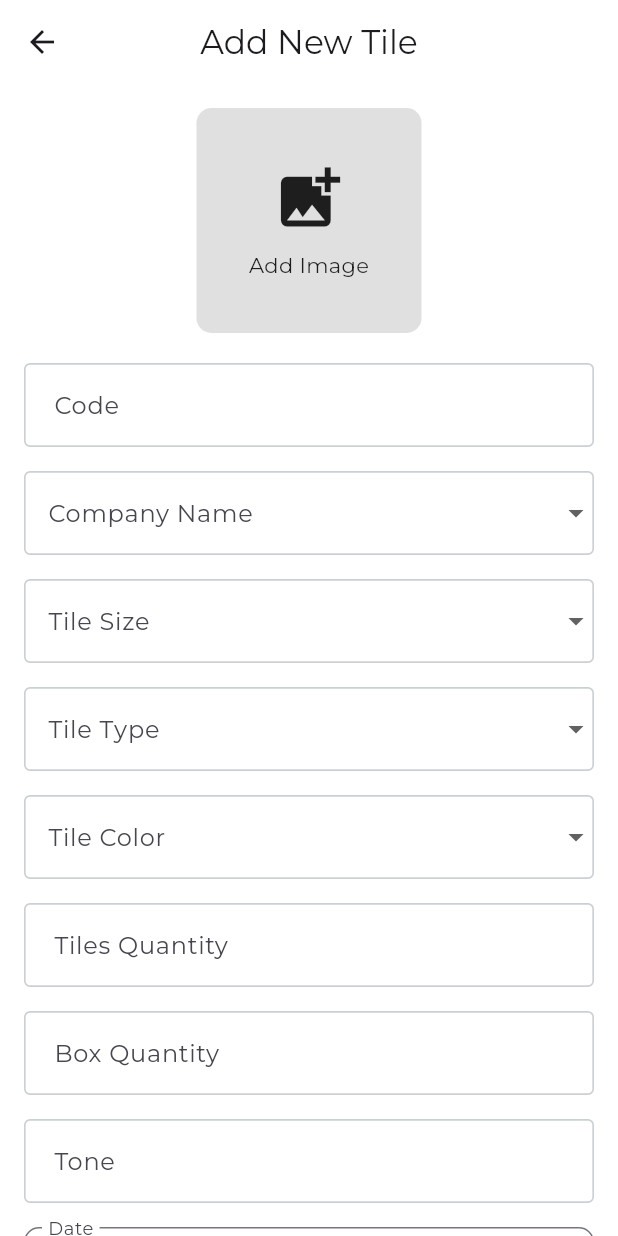
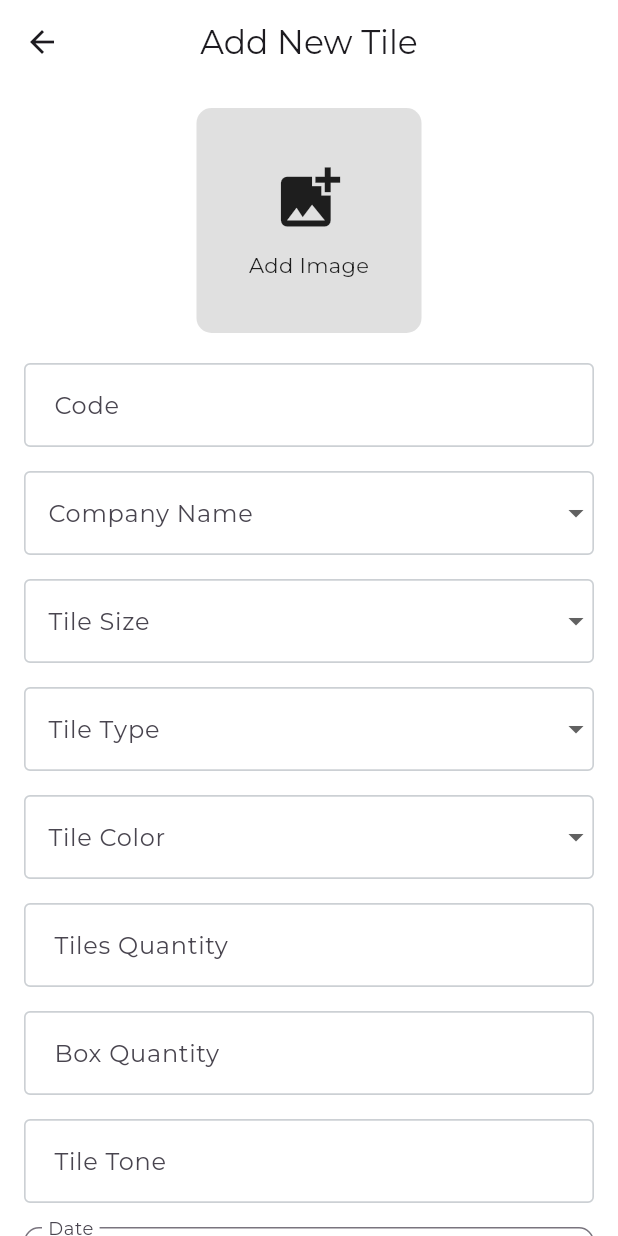
Before and after one commit to EzMadara/royaltrader, a Flutter app: the AddTileScreen screen opened by its route, on a phone screen of 412 x 824 dp. Run offline on Flutter 3.47's test engine with Material 3 defaults, Android fonts, the phone set to English and light mode, and no system bars; our stand-ins replace animated_splash_screen, cached_network_image, cloud_firestore, equatable, firebase_auth, firebase_core and 8 more; accounts and stored records are empty.

Commit message:
Text Bug fix

```diff
--- a/lib/components/pdf_generator.dart
+++ b/lib/components/pdf_generator.dart
@@ -361,11 +361,11 @@ class PdfGenerator {
                 ),
                 pw.Text(address, style: const pw.TextStyle(fontSize: 12)),
                 pw.Text(
-                  'Contact: $contactPerson1 ($contactNumber1)',
+                  '$contactPerson1 ($contactNumber1)',
                   style: const pw.TextStyle(fontSize: 12),
                 ),
                 pw.Text(
-                  'Contact: $contactPerson2 ($contactNumber2)',
+                  '$contactPerson2 ($contactNumber2)',
                   style: const pw.TextStyle(fontSize: 12),
                 ),
               ],
--- a/lib/ui/AddTileScreen.dart
+++ b/lib/ui/AddTileScreen.dart
@@ -289,7 +289,7 @@ class _AddTileScreenState extends State<AddTileScreen> {
                 const SizedBox(height: 16),
                 AppTextField2(
                   labelText: 'Tiles Quantity',
-                  helpText: 'Enter tiles quantity',
+                  helpText: 'Tiles Quantity',
                   isFloatLabel: false,
                   keyboardType: TextInputType.number,
                   controller: _stockController,
@@ -310,7 +310,7 @@ class _AddTileScreenState extends State<AddTileScreen> {
                 const SizedBox(height: 16),
                 AppTextField2(
                   labelText: 'Box Quantity',
-                  helpText: 'Enter box quantity',
+                  helpText: 'Box Quantity',
                   isFloatLabel: false,
                   keyboardType: TextInputType.number,
                   controller: _boxQuantityController,
@@ -330,8 +330,8 @@ class _AddTileScreenState extends State<AddTileScreen> {
                 ),
                 const SizedBox(height: 16),
                 AppTextField2(
-                  labelText: 'Tone',
-                  helpText: 'Enter tile tone',
+                  labelText: 'Tile Tone',
+                  helpText: 'Tile Tone',
                   isFloatLabel: false,
                   controller: _toneController,
                   validator: (value) {
```
